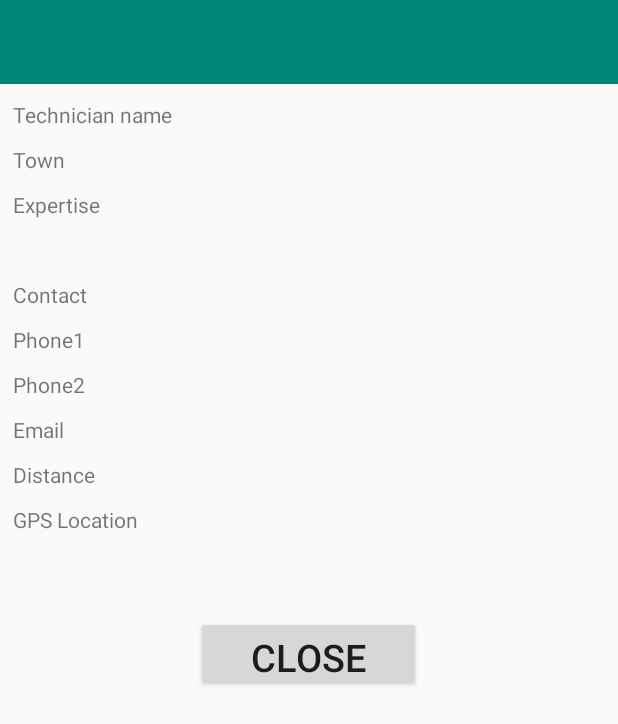
After one commit to AsarePhilip/Spyder, an Android app: the layout service_provider.xml on its own in the app's theme, with its tools: preview values and no code run, on a phone screen of 412 x 824 dp. The commit adds this screen. Shown: the top 724 px of the screen. Run offline under Robolectric (Android 15) with nearby library versions, the phone set to English and light mode, and no system bars.

Commit message:
Add popup window layout

```diff
--- a/app/src/main/java/boadu/arisworld/com/spyder/data/TireServices.java
+++ /dev/null
@@ -1,4 +0,0 @@
-package boadu.arisworld.com.spyder.data;
-
-public class TireServices extends ServiceProvider {
-}
--- a/app/src/main/java/boadu/arisworld/com/spyder/data/TowingServices.java
+++ /dev/null
@@ -1,6 +0,0 @@
-package boadu.arisworld.com.spyder.data;
-
-import boadu.arisworld.com.spyder.data.ServiceProvider;
-
-public class TowingServices extends ServiceProvider {
-}
--- /dev/null
+++ b/app/src/main/res/layout/service_provider.xml
@@ -0,0 +1,141 @@
+<?xml version="1.0" encoding="utf-8"?>
+<LinearLayout xmlns:android="http://schemas.android.com/apk/res/android"
+    android:orientation="vertical" android:layout_width="match_parent"
+    android:layout_height="match_parent">
+
+    <android.support.v7.widget.Toolbar xmlns:android="http://schemas.android.com/apk/res/android"
+        android:layout_width="match_parent"
+        android:layout_height="wrap_content"
+        xmlns:app="http://schemas.android.com/apk/res-auto"
+        android:id="@+id/toolbar"
+        android:background="@color/colorPrimary"
+        android:theme="@style/ThemeOverlay.AppCompat.Dark"
+        app:popupTheme="@style/ThemeOverlay.AppCompat.Light">
+    </android.support.v7.widget.Toolbar>
+
+
+    <LinearLayout
+        android:layout_width="match_parent"
+        android:layout_height="match_parent"
+        android:orientation="vertical"
+        android:layout_gravity="center_vertical"
+        android:padding="5dp"
+        >
+        <TextView
+            android:id="@+id/txtTechnicianName"
+            android:padding="3dp"
+            android:layout_marginBottom="2dp"
+            android:layout_marginTop="2dp"
+            android:text="@string/technicain_name"
+            android:layout_width="match_parent"
+            android:layout_height="wrap_content"
+            />
+
+        <TextView
+            android:id="@+id/txtTown"
+            android:padding="3dp"
+            android:layout_marginBottom="2dp"
+            android:layout_marginTop="2dp"
+            android:text="@string/town"
+            android:layout_width="match_parent"
+            android:layout_height="wrap_content" />
+
+        <TextView
+            android:id="@+id/txtExpertiseTitle"
+            android:padding="3dp"
+            android:layout_marginBottom="2dp"
+            android:layout_marginTop="2dp"
+            android:text="@string/expertise_title"
+            android:layout_width="match_parent"
+            android:layout_height="wrap_content" />
+
+        <TextView
+            android:id="@+id/txtExpertiseList"
+            android:padding="3dp"
+            android:layout_marginBottom="2dp"
+            android:layout_marginTop="2dp"
+            android:layout_width="match_parent"
+            android:layout_height="wrap_content" />
+
+        <TextView
+            android:id="@+id/txtContactTitle"
+            android:padding="3dp"
+            android:layout_marginBottom="2dp"
+            android:layout_marginTop="2dp"
+            android:text="@string/contact_tilte"
+            android:layout_width="match_parent"
+            android:layout_height="wrap_content" />
+
+
+        <TextView
+            android:id="@+id/txtPhone1"
+            android:text="@string/phone1"
+            android:padding="3dp"
+            android:layout_marginBottom="2dp"
+            android:layout_marginTop="2dp"
+            android:layout_width="match_parent"
+            android:layout_height="wrap_content" />
+
+        <TextView
+            android:id="@+id/txtPhone2"
+            android:padding="3dp"
+            android:layout_marginBottom="2dp"
+            android:layout_marginTop="2dp"
+            android:text="@string/phone2"
+            android:layout_width="match_parent"
+            android:layout_height="wrap_content" />
+
+        <TextView
+            android:id="@+id/txtEmail"
+            android:padding="3dp"
+            android:layout_marginBottom="2dp"
+            android:layout_marginTop="2dp"
+            android:text="@string/email"
+            android:layout_width="match_parent"
+            android:layout_height="wrap_content" />
+
+        <TextView
+            android:id="@+id/txtDistance"
+            android:padding="3dp"
+            android:layout_marginBottom="2dp"
+            android:layout_marginTop="2dp"
+            android:text="@string/distance"
+            android:layout_width="match_parent"
+            android:layout_height="wrap_content" />
+
+        <TextView
+            android:id="@+id/txtGpsLocation"
+            android:padding="3dp"
+            android:layout_marginBottom="2dp"
+            android:layout_marginTop="2dp"
+            android:text="@string/gps_loc"
+            android:layout_width="match_parent"
+            android:layout_height="wrap_content" />
+
+
+        <ImageView
+            android:id="@+id/txtRating"
+            android:padding="2dp"
+            android:layout_marginBottom="2dp"
+            android:layout_marginTop="2dp"
+            android:layout_width="match_parent"
+            android:layout_height="40dp"
+            android:contentDescription="@string/rating" />
+
+
+        <Button
+            android:layout_width="150dp"
+            android:id="@+id/btnClose"
+            android:layout_height="50dp"
+            android:text="@string/close"
+            android:textSize="25sp"
+            android:layout_gravity="center_horizontal"
+            android:layout_marginTop="5dp"
+            android:layout_marginBottom="5dp"/>
+
+
+    </LinearLayout>
+
+
+
+</LinearLayout>
--- a/app/src/main/res/values/strings.xml
+++ b/app/src/main/res/values/strings.xml
@@ -37,11 +37,32 @@
     <string name="oName">Othername</string>
     <string name="conPassword">Confirm Password</string>
     <string name="phone">Phone number</string>
-    <string name="email">Email</string>
+    <string name="email">Email </string>
     <string name="submit">Submit</string>
 
     <!--Map-->
     <string name="map_view">Map View</string>
 
 
+    <!--Service provider info -->
+    <string name="shop_name">Shop name</string>
+    <string name="technicain_name">Technician name </string>
+    <string name="town">Town </string>
+    <string name="expertise_title">Expertise</string>
+    <string name="contact_tilte">Contact</string>
+    <string name="phone1">Phone1 </string>
+    <string name="phone2">Phone2 </string>
+    <string name="distance">Distance </string>
+    <string name="gps_loc">GPS Location </string>
+    <string name="rating">Rating</string>
+
+
+
+
+
+
+
+
+
+
 </resources>
```
Also changed, not shown: app/src/main/java/boadu/arisworld/com/spyder/DatabaseHelper.java (+74 -0 lines), app/src/main/java/boadu/arisworld/com/spyder/MainActivity.java (+18 -0 lines), app/src/main/java/boadu/arisworld/com/spyder/data/Ambulance.java (+17 -0 lines), app/src/main/java/boadu/arisworld/com/spyder/data/AutoMechanic.java (+14 -0 lines), app/src/main/java/boadu/arisworld/com/spyder/data/EmergencyService.java (+48 -5 lines), app/src/main/java/boadu/arisworld/com/spyder/data/FireService.java (+12 -0 lines), app/src/main/java/boadu/arisworld/com/spyder/data/Police.java (+12 -1 lines), app/src/main/java/boadu/arisworld/com/spyder/data/ServiceProvider.java (+27 -7 lines), app/src/main/java/boadu/arisworld/com/spyder/data/TireService.java (added, +22 -0 lines), app/src/main/java/boadu/arisworld/com/spyder/data/TowingService.java (added, +21 -0 lines), app/src/main/res/layout/activity_main.xml (+3 -10 lines), app/src/main/res/layout/emergency_service.xml (added, +113 -0 lines).
